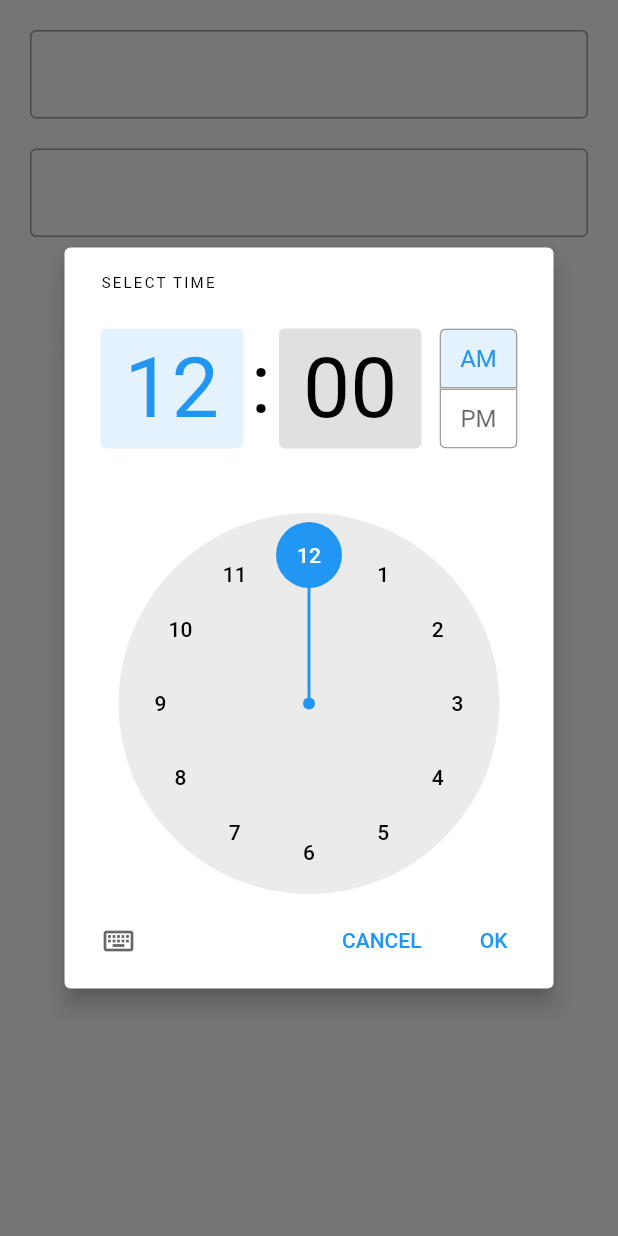
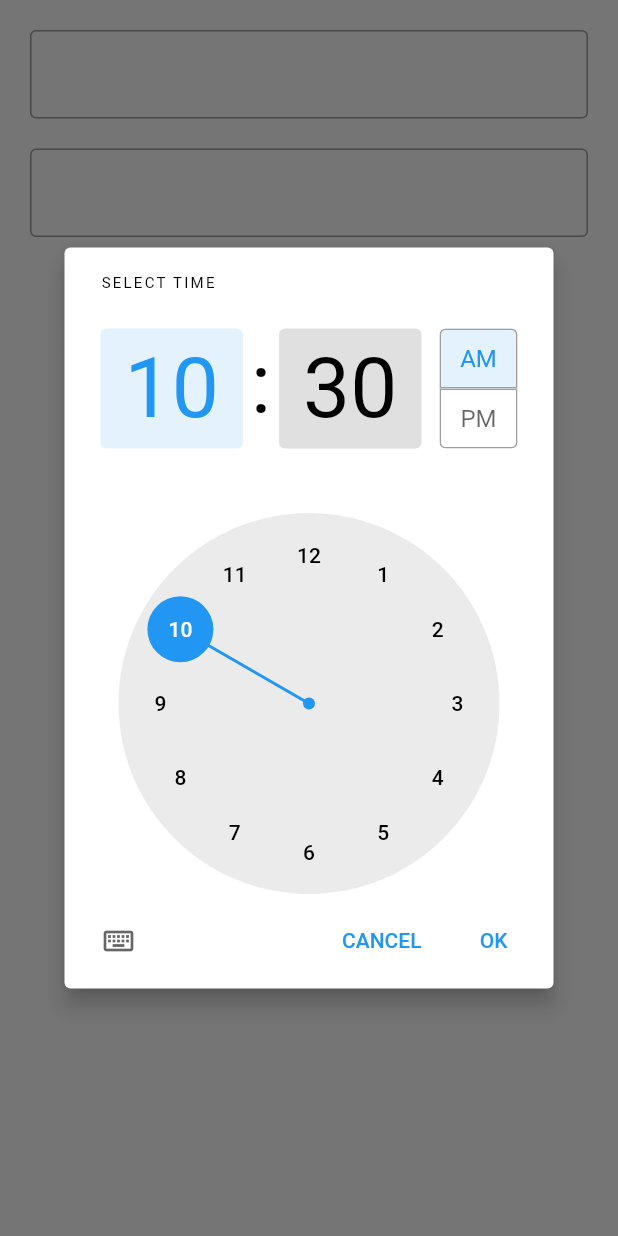
Before and after one commit to deepak-gup7a/do_together, a Flutter app: the AddTaskForm screen opened directly, after a tap on the "timer" icon, on a phone screen of 412 x 824 dp. Run offline on Flutter 3.47's test engine with Material 2 defaults, Android fonts, the phone set to English and light mode, and no system bars; our stand-ins replace sqflite; accounts and stored records are empty.

Commit message:
fuxed minor bugs

```diff
--- a/lib/main.dart
+++ b/lib/main.dart
@@ -14,6 +14,7 @@ class MyApp extends StatelessWidget {
     return ChangeNotifierProvider(
       create: (BuildContext context)=>TaskData(),
       child: MaterialApp(
+       // theme: ThemeData.dark(),
         debugShowCheckedModeBanner: false,
         home: Home()
       ),
--- a/lib/models/task_data.dart
+++ b/lib/models/task_data.dart
@@ -6,7 +6,11 @@ import 'package:flutter/material.dart';
 class TaskData extends ChangeNotifier{
   List<Task>_tasks = [];
 
-  int getTaskCount()=>_tasks.length;
+  int getTaskCount(){
+    if(_tasks!=null)
+      return _tasks.length;
+    return 0;
+  }
 
 
   Future<void> fetchTaskFromDatabase() async{
--- a/lib/screens/AddTaskPage.dart
+++ b/lib/screens/AddTaskPage.dart
@@ -18,6 +18,7 @@ class _AddTaskFormState extends State<AddTaskForm> {
 
   DateTime _date = DateTime.now();
   DateTime _time= DateTime.now();
+  TimeDate timeDate = TimeDate();
 
   Future<void>getDate()async{
     final DateTime picked= await showDatePicker(context: context, initialDate: DateTime.now(), firstDate: DateTime.now(), lastDate: DateTime(2030));
@@ -29,10 +30,10 @@ class _AddTaskFormState extends State<AddTaskForm> {
   }
 
   Future<void>getTime()async{
-    final TimeOfDay picked = await showTimePicker(context: context, initialTime:TimeOfDay(hour: 00, minute: 00));
+    final TimeOfDay picked = await showTimePicker(context: context, initialTime: timeDate.dateTimeToTimeOfDate(_time));
     if(picked!=null){
       setState(() {
-        _time = TimeDate().timeOfDayToDateTime(picked);
+        _time = timeDate.timeOfDayToDateTime(picked);
       });
     }
   }
@@ -42,6 +43,7 @@ class _AddTaskFormState extends State<AddTaskForm> {
     return Scaffold(
       backgroundColor: Colors.white38,
       body: SafeArea(
+      child: Center(
         child: Container(
           padding: EdgeInsets.all(20.0),
           child: Form(
@@ -91,7 +93,7 @@ class _AddTaskFormState extends State<AddTaskForm> {
                     children: [
                       IconButton(icon: Icon(Icons.date_range), onPressed:()=>getDate(), color: Colors.white,),
                       Text(
-                        TimeDate().getDateFromDateTime(_date),
+                          timeDate.getDateFromDateTime(_date),
                         style: TextStyle(color: Colors.white),
                       ),
                     ],
@@ -101,7 +103,7 @@ class _AddTaskFormState extends State<AddTaskForm> {
                   child: Row(
                     children: [
                       IconButton(icon: Icon(Icons.timer_sharp), onPressed:()=>getTime(), color: Colors.white,),
-                    Text(TimeDate().getTimeFromDateTime(_time), style: TextStyle(color: Colors.white),),
+                      Text(timeDate.getTimeFromDateTime(_time), style: TextStyle(color: Colors.white),),
                     ],
                   ),
                 ),
@@ -132,6 +134,7 @@ class _AddTaskFormState extends State<AddTaskForm> {
           ),
         ),
       ),
+    ),
     );
   }
 }
--- a/lib/screens/Home.dart
+++ b/lib/screens/Home.dart
@@ -15,12 +15,12 @@ class Home extends StatefulWidget {
 
 class _HomeState extends State<Home> {
 
-
   @override
   Widget build(BuildContext context) {
 
+    int taskListLength = Provider.of<TaskData>(context).getTaskCount();
+    if(taskListLength == 0)
     Provider.of<TaskData>(context).fetchTaskFromDatabase();
-    int taskListLength = Provider.of<TaskData>(context).getTaskCount();
 
     return Scaffold(
       backgroundColor: Colors.white38,
--- a/lib/screens/empty_list_page.dart
+++ b/lib/screens/empty_list_page.dart
@@ -4,15 +4,7 @@ class EmptyList extends StatelessWidget {
   @override
   Widget build(BuildContext context) {
     return Center(
-      child: Center(
-        child: Column(
-          mainAxisSize: MainAxisSize.max,
-          children: <Widget>[
-            SizedBox(
-              height: 40.0,
-            ),
-
-            new Container(
+      child: Container(
         height: 100.0,
         width: 200.0,
         color: Colors.transparent,
@@ -42,9 +34,6 @@ class EmptyList extends StatelessWidget {
             )
         ),
       ),
-          ],
-        ),
-      ),
     );
   }
 }
--- a/lib/utills/TimeDate.dart
+++ b/lib/utills/TimeDate.dart
@@ -13,4 +13,8 @@ class TimeDate{
     return DateTime(temp.year,temp.month,temp.hour,time.hour,time.minute);
   }
 
+  TimeOfDay dateTimeToTimeOfDate(DateTime time){
+    return TimeOfDay(hour: time.hour, minute: time.minute);
+  }
+
 }
```
Lines whose indentation alone changed are shown as unchanged.
